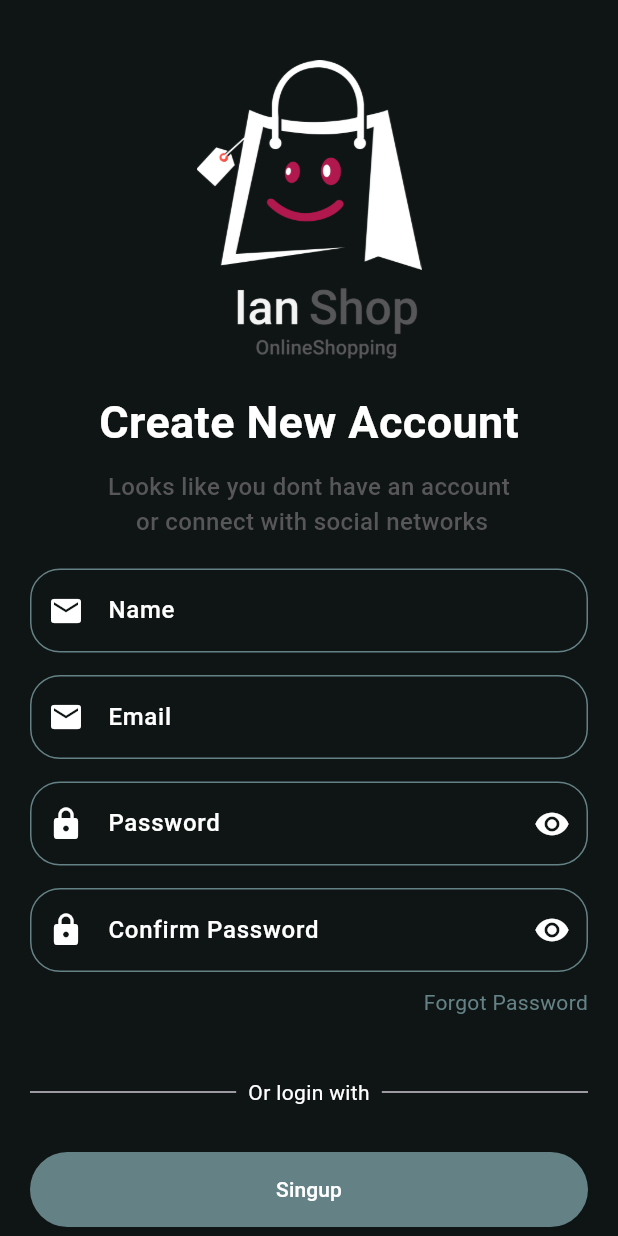
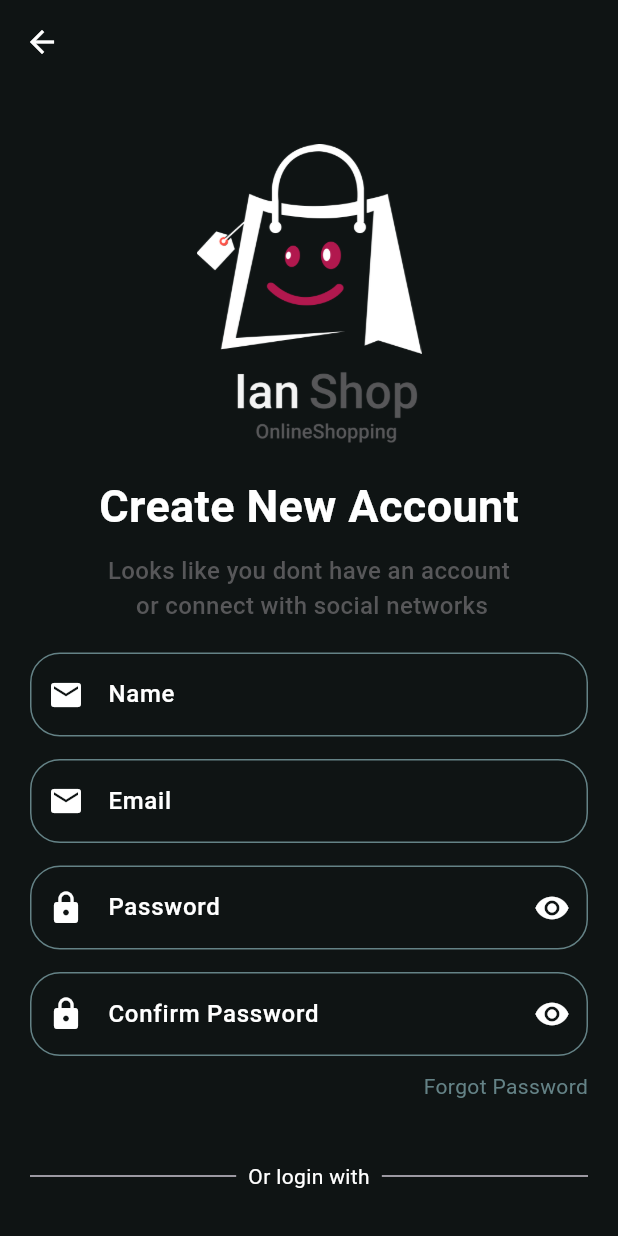
Before and after one commit to rperezalberto/store_app, a Flutter app: the SingupScreen screen opened directly, on a phone screen of 412 x 824 dp. Run offline on Flutter 3.47's test engine with Material 3 defaults, Android fonts, the phone set to English and light mode, and no system bars.

Commit message:
Color de la barra del appBar corregido

```diff
--- a/lib/main.dart
+++ b/lib/main.dart
@@ -1,6 +1,5 @@
 import 'package:flutter/material.dart';
 import 'package:store_app/screen/login/login_sreen.dart';
-import 'package:store_app/screen/login/singup_screen.dart';
 import 'package:store_app/theme/app_theme.dart';
 
 void main() => runApp(const MyApp());
@@ -14,7 +13,7 @@ class MyApp extends StatelessWidget {
       debugShowCheckedModeBanner: false,
       title: 'Material App',
       theme: AppTheme.themeApp,
-      home: SingupScreen(),
+      home: LoginSreen(),
     );
   }
 }
--- a/lib/screen/login/singup_screen.dart
+++ b/lib/screen/login/singup_screen.dart
@@ -12,6 +12,9 @@ class SingupScreen extends StatelessWidget {
   @override
   Widget build(BuildContext context) {
     return Scaffold(
+      appBar: AppBar(
+        backgroundColor: AppColor.color0f1414,
+      ),
       body: Padding(
         padding: const EdgeInsets.symmetric(horizontal: 20),
         child: SafeArea(
--- a/lib/theme/app_theme.dart
+++ b/lib/theme/app_theme.dart
@@ -4,6 +4,11 @@ import 'package:store_app/theme/color_app.dart';
 class AppTheme {
   static ThemeData themeApp = ThemeData(
       scaffoldBackgroundColor: AppColor.color0f1414,
+      appBarTheme: AppBarTheme(
+        iconTheme: IconThemeData(
+          color: AppColor.colorffffff,
+        ),
+      ),
       inputDecorationTheme: InputDecorationTheme(
         border: OutlineInputBorder(
             borderRadius: BorderRadius.circular(20),
```
Also changed, not shown: lib/screen/login/login_sreen.dart (+5 -2 lines).
